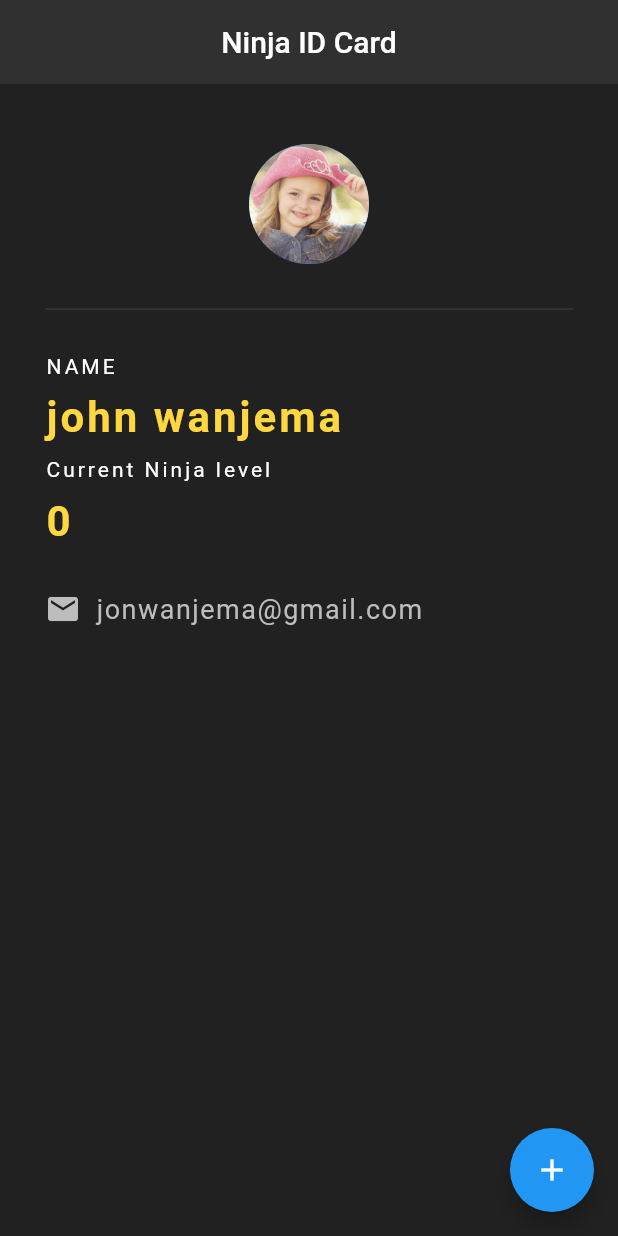
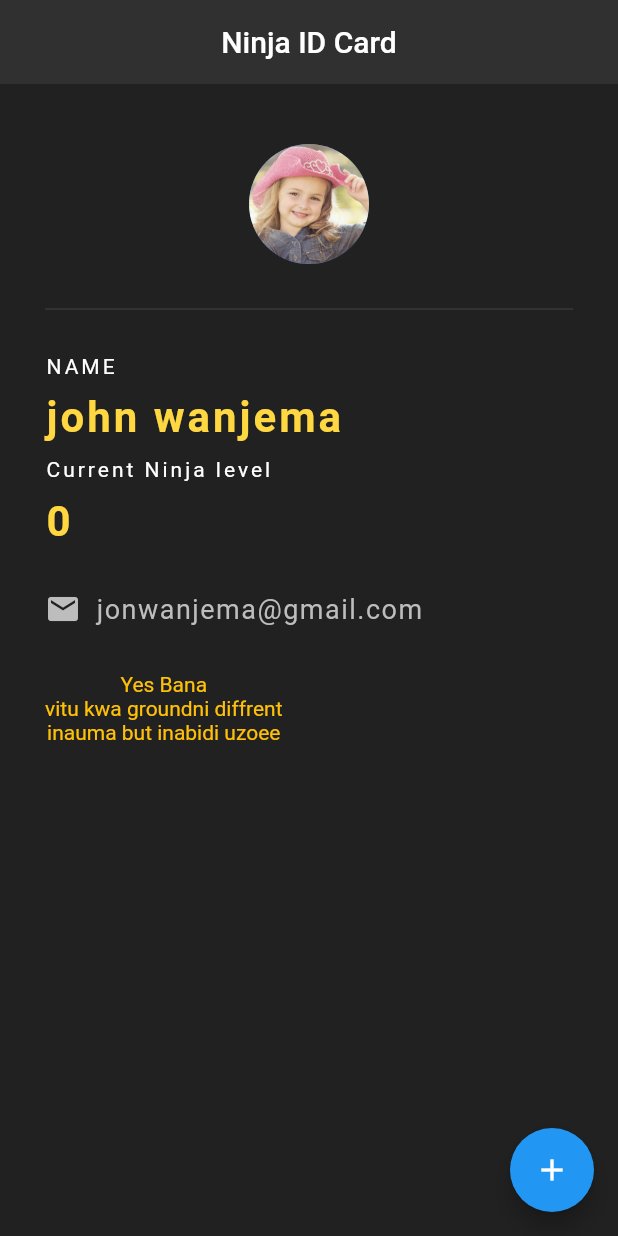
Before and after one commit to johnwanjema/flutter-app, a Flutter app: the screen it shows after launch, on a phone screen of 412 x 824 dp. Run offline on Flutter 3.47's test engine with Material 2 defaults, Android fonts, the phone set to English and light mode, and no system bars.

Commit message:
added list rendering

```diff
--- a/lib/main.dart
+++ b/lib/main.dart
@@ -11,7 +11,9 @@ class Home extends StatefulWidget {
 
 class _HomeState extends State<Home> {
   int  ninjalevel = 0;
-
+  List<String> quotes = [
+    'Yes Bana','vitu kwa groundni diffrent','inauma but inabidi uzoee'
+  ];
   @override
   Widget build(BuildContext context) {
     return Scaffold(
@@ -99,7 +101,15 @@ class _HomeState extends State<Home> {
                   ),
                 ),
               ],
-            )
+            ),
+            SizedBox(height: 30.0,),
+            Column(
+              children: quotes.map((quote)=> Text(quote,
+                style: TextStyle(
+                    color: Colors.amber
+                ),
+              )).toList(),
+            ),
           ],
         ),
       ),
```
